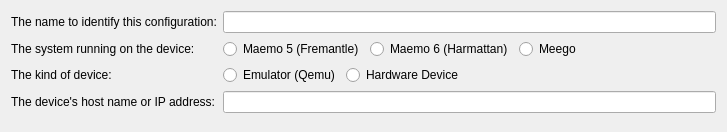
Qt form src/plugins/remotelinux/maemodeviceconfigwizardstartpage.ui (qt-creator/qt-creator) before a commit.
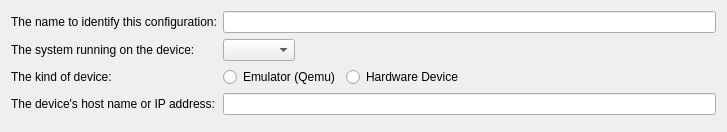
The same form after that commit.

Commit message:
Maemo: GUI fix in device configuration wizard.
The list of possible devices is much better represented as a combo box.

```diff
--- a/src/plugins/remotelinux/maemodeviceconfigwizardstartpage.ui
+++ b/src/plugins/remotelinux/maemodeviceconfigwizardstartpage.ui
@@ -37,25 +37,7 @@
    <item row="1" column="1">
     <layout class="QHBoxLayout" name="horizontalLayout">
      <item>
-      <widget class="QRadioButton" name="fremantleButton">
-       <property name="text">
-        <string>Maemo 5 (Fremantle)</string>
-       </property>
-      </widget>
-     </item>
-     <item>
-      <widget class="QRadioButton" name="harmattanButton">
-       <property name="text">
-        <string>Maemo 6 (Harmattan)</string>
-       </property>
-      </widget>
-     </item>
-     <item>
-      <widget class="QRadioButton" name="meegoButton">
-       <property name="text">
-        <string>Meego</string>
-       </property>
-      </widget>
+      <widget class="QComboBox" name="osTypeComboBox"/>
      </item>
      <item>
       <spacer name="horizontalSpacer">
```
The commit also changes 1 other file.
